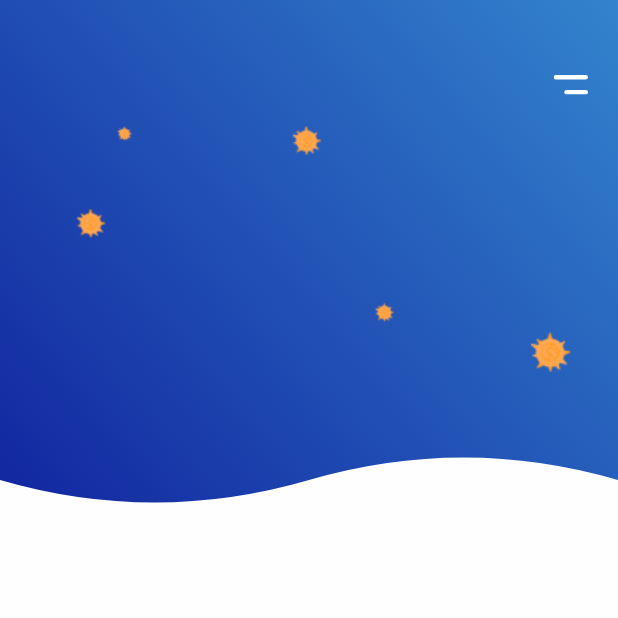
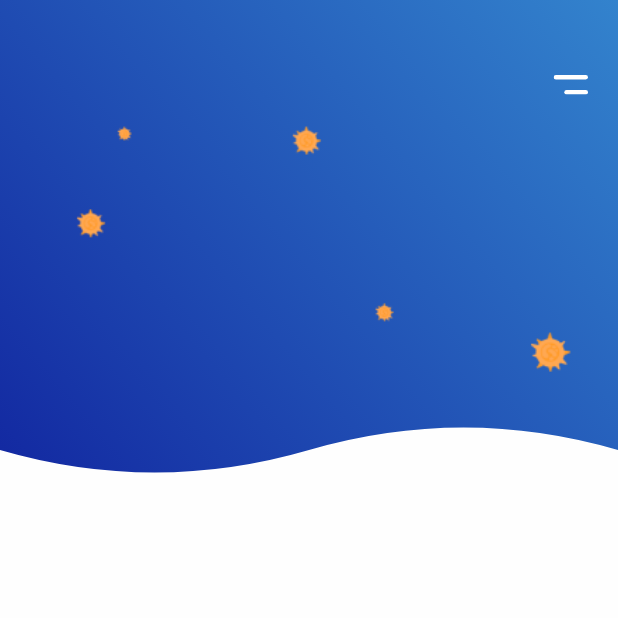
Before and after one commit to shanerbo/covid19, a Flutter app: the screen it shows after launch, on a phone screen of 412 x 824 dp, the top half of it. Run offline on Flutter 3.47's test engine with Material 2 defaults, Android fonts, the phone set to English and light mode, and no system bars; our stand-ins replace flutter_svg.

Commit message:
make nice and tide smooth curve

```diff
--- a/lib/main.dart
+++ b/lib/main.dart
@@ -67,11 +67,11 @@ class MyClipper extends CustomClipper<Path> {
   getClip(Size size) {
     print(size);
     var path = Path();
-    path.lineTo(0, size.height-30);
+    path.lineTo(0, size.height - 50);
     path.quadraticBezierTo(
-        size.width / 4, size.height, size.width / 2, size.height - 30);
+        size.width / 4, size.height - 20, size.width / 2, size.height - 50);
     path.quadraticBezierTo(
-        3 * size.width / 4, size.height - 60, size.width, size.height-30);
+        3 * size.width / 4, size.height - 80, size.width, size.height - 50);
     path.lineTo((size.width), 0);
     path.close();
     return path;
```
